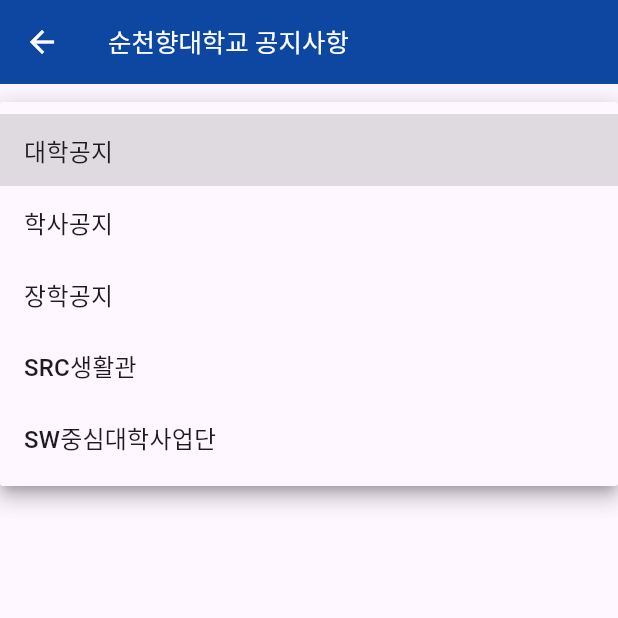
After one commit to Antraxmin/SoonPlus-App, a Flutter app: the UnivNoticePage screen opened by its route, after a tap on "부서 선택", on a phone screen of 412 x 824 dp, the top half of it. The commit adds this screen. Run offline on Flutter 3.47's test engine with Material 3 defaults, Android fonts, the phone set to English and light mode, and no system bars.

Commit message:
feat: 대학 공지사항 페이지 추가 및 연결

```diff
--- a/lib/main.dart
+++ b/lib/main.dart
@@ -2,6 +2,7 @@
 import 'package:soonplus_app/screen/home_page.dart';
 import 'package:soonplus_app/screen/login_page.dart';
 import 'package:soonplus_app/screen/signup_page.dart';
+import 'package:soonplus_app/screen/univ_notice_page.dart';
 
 void main() {
   runApp(MyApp());
@@ -16,6 +17,7 @@
         '/':  (context) => HomePage(),
         '/login': (context) => LoginPage(),
         '/signup': (context) => SignupPage(),
+        '/univnotice': (context) => UnivNoticePage(),
       },
     );
   }
--- a/lib/screen/home_page.dart
+++ b/lib/screen/home_page.dart
@@ -15,6 +15,8 @@
     return Scaffold(
       appBar: AppBar(
         title: const Text('SOON+'),
+        backgroundColor: Colors.blue[900],
+        foregroundColor: Colors.white,
       ),
       body: Center(
         child: Text('$_currentIndex 페이지'),
--- /dev/null
+++ b/lib/screen/univ_notice_page.dart
@@ -0,0 +1,121 @@
+import 'package:flutter/material.dart';
+
+class UnivNoticePage extends StatefulWidget {
+  @override
+  _UnivNoticePageState createState() => _UnivNoticePageState();
+}
+
+class _UnivNoticePageState extends State<UnivNoticePage> {
+  List<String> noticeList = []; // 공지사항 목록를 저장할 리스트
+  String? selectedDepartment;
+
+  // 서버로부터 공지사항 리스트를 가져오는 함수
+  Future<List<String>> fetchNoticeList() async {
+    // 서버 통신 로직
+
+    return Future.delayed(const Duration(seconds: 2), () {
+      return [
+        '공지사항 1',
+        '공지사항 2',
+        '공지사항 3',
+      ];
+    });
+  }
+
+  @override
+  void initState() {
+    super.initState();
+    fetchNoticeList().then((list) {
+      setState(() {
+        noticeList = list;
+      });
+    });
+  }
+
+  @override
+  Widget build(BuildContext context) {
+    return Scaffold(
+      appBar: AppBar(
+        title: const Text(
+          '순천향대학교 공지사항',
+          style: TextStyle(fontSize: 17),
+        ),
+        backgroundColor: Colors.blue[900],
+        foregroundColor: Colors.white,
+      ),
+      body: Column(
+        children: [
+          Padding(
+            padding: const EdgeInsets.all(16.0),
+            child: DepartmentDropdown(
+              selectedDepartment: selectedDepartment,
+              onChanged: (value) {
+                setState(() {
+                  selectedDepartment = value;
+                });
+              },
+            ),
+          ),
+          Expanded(
+            child: noticeList.isEmpty
+                ? const Center(
+              child: CircularProgressIndicator(),
+            )
+                : ListView.builder(
+              itemCount: noticeList.length,
+              itemBuilder: (context, index) {
+                return ListTile(
+                  title: Text(noticeList[index]),
+                );
+              },
+            ),
+          ),
+        ],
+      ),
+    );
+  }
+}
+
+class DepartmentDropdown extends StatelessWidget {
+  final String? selectedDepartment;
+  final void Function(String?)? onChanged;
+
+  const DepartmentDropdown({
+    Key? key,
+    required this.selectedDepartment,
+    required this.onChanged,
+  }) : super(key: key);
+
+  @override
+  Widget build(BuildContext context) {
+    return DropdownButtonFormField<String>(
+      value: selectedDepartment,
+      items: const [
+        DropdownMenuItem(
+          value: '대학공지',
+          child: Text('대학공지'),
+        ),
+        DropdownMenuItem(
+          value: '학사공지',
+          child: Text('학사공지'),
+        ),
+        DropdownMenuItem(
+          value: '장학공지',
+          child: Text('장학공지'),
+        ),
+        DropdownMenuItem(
+          value: 'SRC생활관',
+          child: Text('SRC생활관'),
+        ),
+        DropdownMenuItem(
+          value: 'SW중심대학사업단',
+          child: Text('SW중심대학사업단'),
+        ),
+      ],
+      onChanged: onChanged,
+      decoration: const InputDecoration(
+        labelText: '부서 선택',
+      ),
+    );
+  }
+}
--- a/lib/widgets/custom_drawer.dart
+++ b/lib/widgets/custom_drawer.dart
@@ -4,8 +4,8 @@
   final List<Map<String, dynamic>> drawerItems = [
     {
       'title': '순천향대학교 공지사항',
-      'onTap': () {
-        // 각 화면 이동 로직
+      'onTap': (BuildContext context) {
+        Navigator.pushNamed(context, '/univnotice');
       },
     },
     {
@@ -72,7 +72,7 @@
 
           return ListTile(
             title: Text(item['title']),
-            onTap: item['onTap'],
+            onTap: () => item['onTap'](context),
           );
         },
       ),
```
